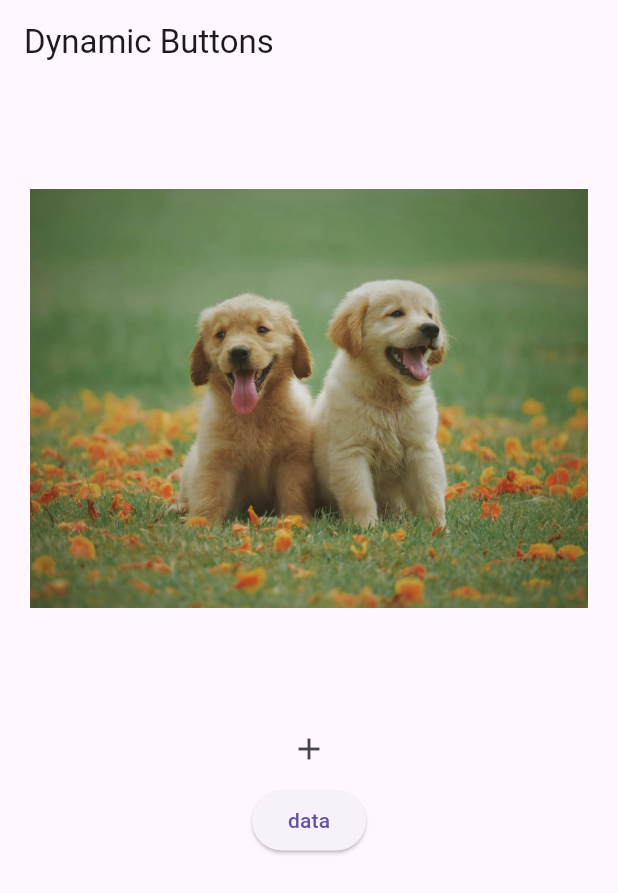
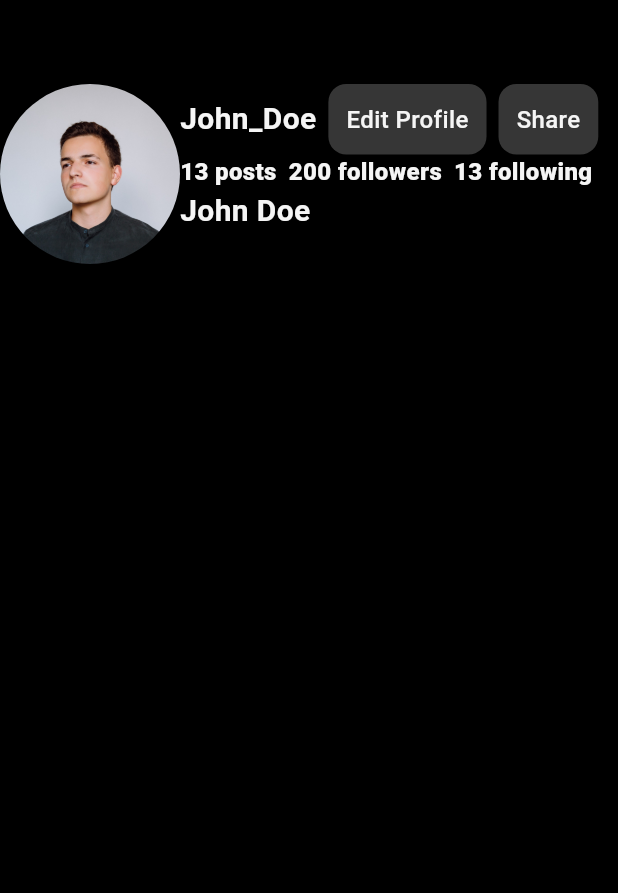
Before and after one commit to bidhan-skybase/Flutter-Class, a Flutter app: the screen it shows after launch, on a phone screen of 412 x 824 dp. Shown: the top 893 px of the screen. Run offline on Flutter 3.47's test engine with Material 3 defaults, Android fonts, the phone set to English and light mode, and no system bars.

Commit message:
add profile card

```diff
--- a/lib/colors.dart
+++ b/lib/colors.dart
@@ -1,6 +1,11 @@
 import 'dart:ui';
 
 class AppColors{
+  static const backgroundColor=Color(0xff000000);
+  static const textColor=Color(0xffF5F5F5);
+  static const secondaryColor=Color(0xff363636);
+
+
   static const primaryColor=Color(0xffE3EEB2);
   static const signUpColor=Color(0xffF564A9);
   static const refreshingColor=Color(0xff9B7EBD);
--- a/lib/image_paths.dart
+++ b/lib/image_paths.dart
@@ -2,4 +2,5 @@ class ImagePaths {
   static const String baseUrl = "assets/images";
 
   static const dogImage = "$baseUrl/dog.jpeg";
+  static const profileImage = "$baseUrl/profile.jpeg";
 }
--- a/lib/main.dart
+++ b/lib/main.dart
@@ -18,20 +18,115 @@ class MyApp extends StatelessWidget {
   Widget build(BuildContext context) {
     return MaterialApp(
       home: Scaffold(
-        appBar: AppBar(title: Text('Dynamic Buttons')),
+        backgroundColor: AppColors.backgroundColor,
+        appBar: AppBar(
+          title: Text(''),
+          backgroundColor: AppColors.backgroundColor,
+        ),
         body: SingleChildScrollView(
           child: Column(
             children: [
-              Padding(
-                padding: const EdgeInsets.symmetric(horizontal: 20,vertical: 70),
-                child: Image.asset(ImagePaths.dogImage),
+              Row(
+                crossAxisAlignment: CrossAxisAlignment.start,
+                children: [
+                  ClipRRect(
+                    borderRadius: BorderRadius.circular(100),
+                    child: Image.asset(
+                      ImagePaths.profileImage,
+                      height: 120,
+                      width: 120,
+                    ),
+                  ),
+                  Column(
+                    crossAxisAlignment: CrossAxisAlignment.start,
+                    children: [
+                      Row(
+                        children: [
+                          Text(
+                            "John_Doe",
+                            style: TextStyle(
+                              color: AppColors.textColor,
+                              fontSize: 20,
+                              fontWeight: FontWeight.w700,
+                            ),
+                          ),
+                          SizedBox(width: 8),
+                          ProfileButtons(title: "Edit Profile"),
+                          SizedBox(width: 8),
+                          ProfileButtons(title: "Share"),
+                        ],
+                      ),
+                      Row(
+                        mainAxisAlignment: MainAxisAlignment.start,
+
+                        children: [
+                          Text(
+                            "13 posts",
+                            style: TextStyle(
+                              fontSize: 16,
+                              fontWeight: FontWeight.w800,
+                              color: AppColors.textColor,
+                            ),
+                          ),
+                          SizedBox(width: 8),
+                          Text(
+                            "200 followers",
+                            style: TextStyle(
+                              fontSize: 16,
+                              fontWeight: FontWeight.w800,
+                              color: AppColors.textColor,
+                            ),
+                          ),
+                          SizedBox(width: 8),
+                          Text(
+                            "13 following",
+                            style: TextStyle(
+                              fontSize: 16,
+                              fontWeight: FontWeight.w800,
+                              color: AppColors.textColor,
+                            ),
+                          ),
+                        ],
+                      ),
+                      Text(
+                        "John Doe",
+                        style: TextStyle(
+                          fontSize: 20,
+                          fontWeight: FontWeight.w600,
+                          color: AppColors.textColor,
+                        ),
+                      ),
+                    ],
+                  ),
+                ],
               ),
-              IconButton(onPressed: () {}, icon: Icon(Icons.add)),
-              ElevatedButton(onPressed: (){}, child: Text("data"))
-              // Image.asset(ImagePaths.dogImage),
-              // Image.asset(ImagePaths.dogImage),
             ],
           ),
+        ),
+      ),
+    );
+  }
+}
+
+class ProfileButtons extends StatelessWidget {
+  final String title;
+
+  const ProfileButtons({required this.title, super.key});
+
+  @override
+  Widget build(BuildContext context) {
+    return Container(
+      padding: EdgeInsets.symmetric(horizontal: 12, vertical: 12),
+      decoration: BoxDecoration(
+        borderRadius: BorderRadius.circular(12),
+        color: AppColors.secondaryColor,
+      ),
+      child: Text(
+        "${title}",
+        style: TextStyle(
+          color: AppColors.textColor,
+          fontSize: 16,
+          fontWeight: FontWeight.w500,
         ),
       ),
     );
```
Also changed, not shown: assets/images/profile.jpeg (added).
